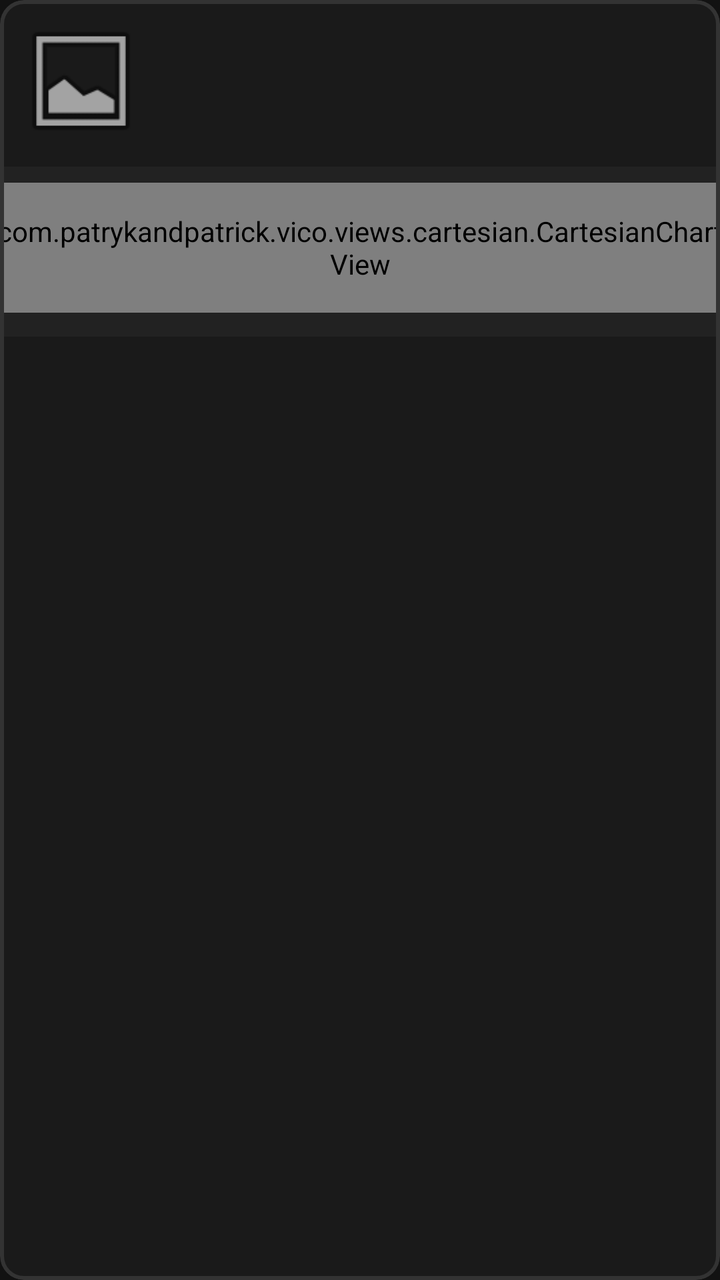
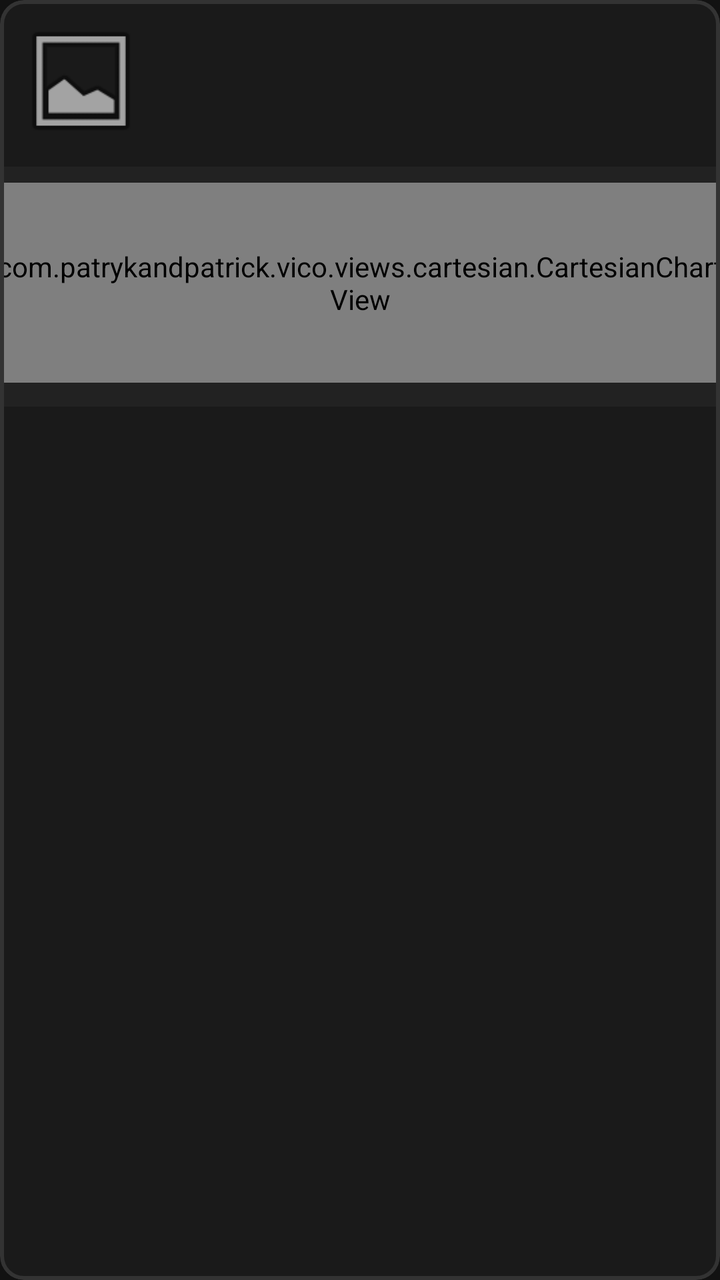

Screens rendered from an Android XML layout before and after an edit, with the pre-edit source and the edit as a unified diff.
<!-- AndroidManifest.xml: application theme Theme.VT5.Dark -->
<!-- res/layout/item_ai_suggestion.xml -->
<?xml version="1.0" encoding="utf-8"?>
<com.google.android.material.card.MaterialCardView xmlns:android="http://schemas.android.com/apk/res/android"
    xmlns:app="http://schemas.android.com/apk/res-auto"
    android:id="@+id/cardSuggestion"
    android:layout_width="match_parent"
    android:layout_height="wrap_content"
    android:layout_margin="4dp"
    app:cardBackgroundColor="#1A1A1A"
    app:cardCornerRadius="12dp"
    app:strokeColor="#333333"
    app:strokeWidth="2dp">

    <LinearLayout
        android:layout_width="match_parent"
        android:layout_height="wrap_content"
        android:orientation="vertical">

        <LinearLayout
            android:layout_width="match_parent"
            android:layout_height="wrap_content"
            android:orientation="horizontal"
            android:padding="8dp">

            <com.google.android.material.imageview.ShapeableImageView
                android:id="@+id/ivSpecies"
                android:layout_width="65dp"
                android:layout_height="65dp"
                android:scaleType="centerCrop"
                android:src="@android:drawable/ic_menu_gallery"
                app:shapeAppearanceOverlay="@style/ShapeAppearance.Material3.Corner.Small" />

            <LinearLayout
                android:layout_width="0dp"
                android:layout_height="wrap_content"
                android:layout_marginStart="12dp"
                android:layout_weight="1"
                android:orientation="vertical">

                <RelativeLayout
                    android:layout_width="match_parent"
                    android:layout_height="wrap_content">
                    <TextView
                        android:id="@+id/tvSpeciesName"
                        android:layout_width="wrap_content"
                        android:layout_height="wrap_content"
                        android:layout_alignParentStart="true"
                        android:textColor="@color/vt5_white"
                        android:textSize="15sp"
                        android:textStyle="bold" />
                    <TextView
                        android:id="@+id/tvExpectedIndex"
                        android:layout_width="wrap_content"
                        android:layout_height="wrap_content"
                        android:layout_alignParentEnd="true"
                        android:textColor="@color/vt5_white"
                        android:alpha="0.8"
                        android:textSize="14sp" />
                </RelativeLayout>

                <TextView
                    android:id="@+id/tvGuild"
                    android:layout_width="match_parent"
                    android:layout_height="wrap_content"
                    android:textColor="@color/vt5_white"
                    android:alpha="0.6"
                    android:textAllCaps="true"
                    android:textSize="11sp" />

                <TextView
                    android:id="@+id/tvScientificInfo"
                    android:layout_width="match_parent"
                    android:layout_height="wrap_content"
                    android:layout_marginTop="2dp"
                    android:textColor="@color/vt5_green"
                    android:textSize="11sp" />

                <TextView
                    android:id="@+id/tvHistoric"
                    android:layout_width="match_parent"
                    android:layout_height="wrap_content"
                    android:layout_marginTop="1dp"
                    android:textColor="@color/vt5_orange"
                    android:textSize="11sp" />
            </LinearLayout>
        </LinearLayout>

        <FrameLayout
            android:id="@+id/clGraphContainer"
            android:layout_width="match_parent"
            android:layout_height="wrap_content"
            android:background="#222222"
            android:paddingTop="8dp"
            android:paddingBottom="12dp">
            <com.patrykandpatrick.vico.views.cartesian.CartesianChartView
                android:id="@+id/sparklinePhenology"
                android:layout_width="366dp"
                android:layout_height="65dp"
                android:layout_gravity="center_horizontal" />
            <View
                android:id="@+id/viewDateIndicator"
                android:layout_width="1.5dp"
                android:layout_height="50dp"
                android:background="#FF0000"
                android:elevation="4dp"
                android:visibility="gone" />
        </FrameLayout>
    </LinearLayout>
</com.google.android.material.card.MaterialCardView>
<!-- resources referenced by this layout -->
<resources>
  <color name="vt5_green">#80D97A</color>
  <color name="vt5_orange">#EF6929</color>
  <color name="vt5_white">#FFFFFF</color>
  <color name="vt5_black">#121212</color>
  <color name="vt5_on_surface">@color/popup_bg_wit</color>
  <color name="vt5_light_blue">#117CAF</color>
  <style name="Widget.VT5.Button" parent="Widget.Material3.Button">
          
          <item name="cornerRadius">@dimen/vt5_btn_corner</item>
          <item name="android:insetLeft">0dp</item>
          <item name="android:insetRight">0dp</item>
          <item name="android:insetTop">0dp</item>
          <item name="android:insetBottom">0dp</item>
          <item name="iconPadding">8dp</item>
          <item name="android:minHeight">48dp</item>
  
          
          <item name="backgroundTint">@color/vt5_light_blue</item>
          <item name="android:textColor">@color/vt5_white</item>
          <item name="rippleColor">?attr/colorPrimaryContainer</item>
  
          
          <item name="strokeColor">@color/vt5_light_gray</item>
          <item name="strokeWidth">0dp</item>
      </style>
  <style name="ThemeOverlay.VT5.MaterialAlertDialog" parent="ThemeOverlay.Material3.MaterialAlertDialog">
          <item name="buttonBarPositiveButtonStyle">@style/Widget.VT5.AlertDialog.Button</item>
          <item name="buttonBarNegativeButtonStyle">@style/Widget.VT5.AlertDialog.Button</item>
          <item name="buttonBarNeutralButtonStyle">@style/Widget.VT5.AlertDialog.Button</item>
      </style>
  <color name="popup_bg_wit">#FFFFFFFF</color>
  <!-- drawable vt5_btn_selector (drawable) -->
  <?xml version="1.0" encoding="utf-8"?>
  <selector xmlns:android="http://schemas.android.com/apk/res/android">
  
      
      <item android:state_checked="true" android:drawable="@drawable/vt5_btn_checked" />
  
      
      <item android:state_pressed="true" android:drawable="@drawable/vt5_btn_pressed" />
  
      
      <item android:drawable="@drawable/vt5_btn_unchecked" />
  </selector>
  <dimen name="vt5_btn_stroke">1dp</dimen>
  <dimen name="vt5_btn_corner">6dp</dimen>
  <color name="vt5_light_gray">#5D748C</color>
  <style name="Widget.VT5.AlertDialog.Button" parent="Widget.Material3.Button.TextButton.Dialog">
          <item name="android:textColor">@color/vt5_white</item>
      </style>
  <!-- drawable vt5_btn_checked (drawable) -->
  <?xml version="1.0" encoding="utf-8"?>
  <shape xmlns:android="http://schemas.android.com/apk/res/android" android:shape="rectangle">
      
      <solid android:color="@color/vt5_light_blue" />
      
      <corners android:radius="@dimen/vt5_btn_corner" />
      
      <padding android:left="8dp" android:top="6dp" android:right="8dp" android:bottom="6dp" />
  </shape>
  <!-- drawable vt5_btn_pressed (drawable) -->
  <?xml version="1.0" encoding="utf-8"?>
  <shape xmlns:android="http://schemas.android.com/apk/res/android" android:shape="rectangle">
      
      <solid android:color="@color/vt5_light_blue" />
      <corners android:radius="@dimen/vt5_btn_corner" />
      <padding android:left="8dp" android:top="6dp" android:right="8dp" android:bottom="6dp" />
  </shape>
  <!-- drawable vt5_btn_unchecked (drawable) -->
  <?xml version="1.0" encoding="utf-8"?>
  <shape xmlns:android="http://schemas.android.com/apk/res/android" android:shape="rectangle">
      
      <solid android:color="@color/vt5_black" />
      
      <stroke android:width="@dimen/vt5_btn_stroke" android:color="@color/vt5_light_blue" />
      <corners android:radius="@dimen/vt5_btn_corner" />
      <padding android:left="8dp" android:top="6dp" android:right="8dp" android:bottom="6dp" />
  </shape>
  <!-- unchanged entries left out for length: 2 -->
</resources>

<!-- the commit's change to res/layout/item_ai_suggestion.xml (unified diff, before → after) -->
@@ -91,10 +91,11 @@
             android:background="#222222"
             android:paddingTop="8dp"
             android:paddingBottom="12dp">
+
             <com.patrykandpatrick.vico.views.cartesian.CartesianChartView
                 android:id="@+id/sparklinePhenology"
                 android:layout_width="366dp"
-                android:layout_height="65dp"
+                android:layout_height="100dp"
                 android:layout_gravity="center_horizontal" />
             <View
                 android:id="@+id/viewDateIndicator"
